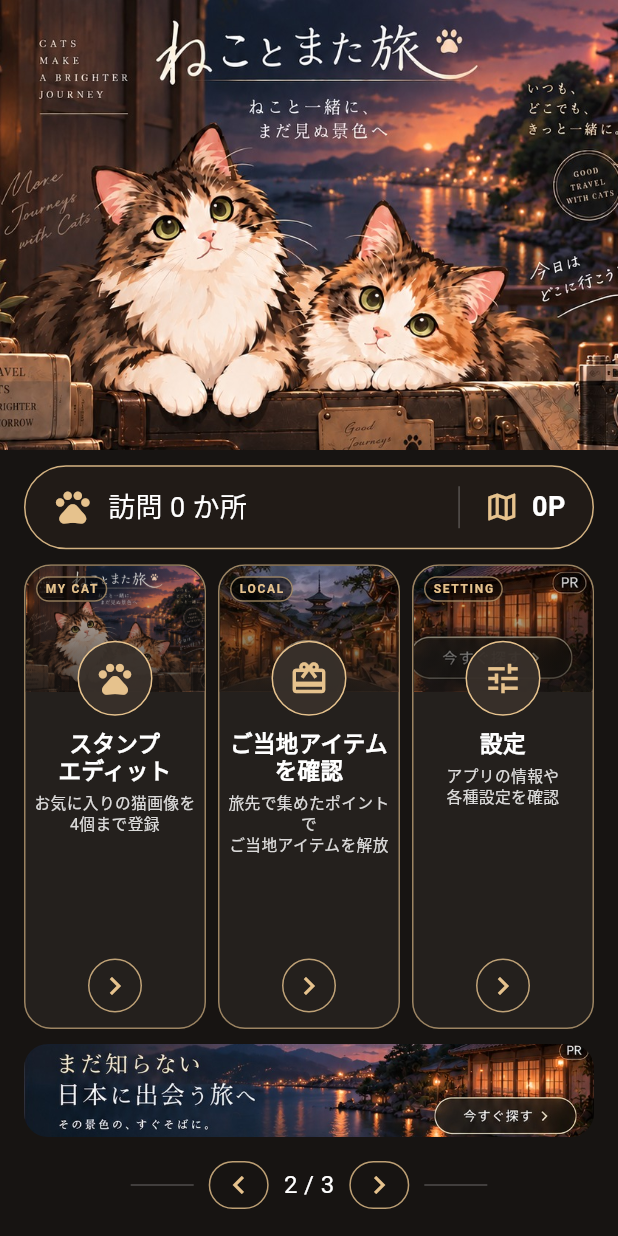
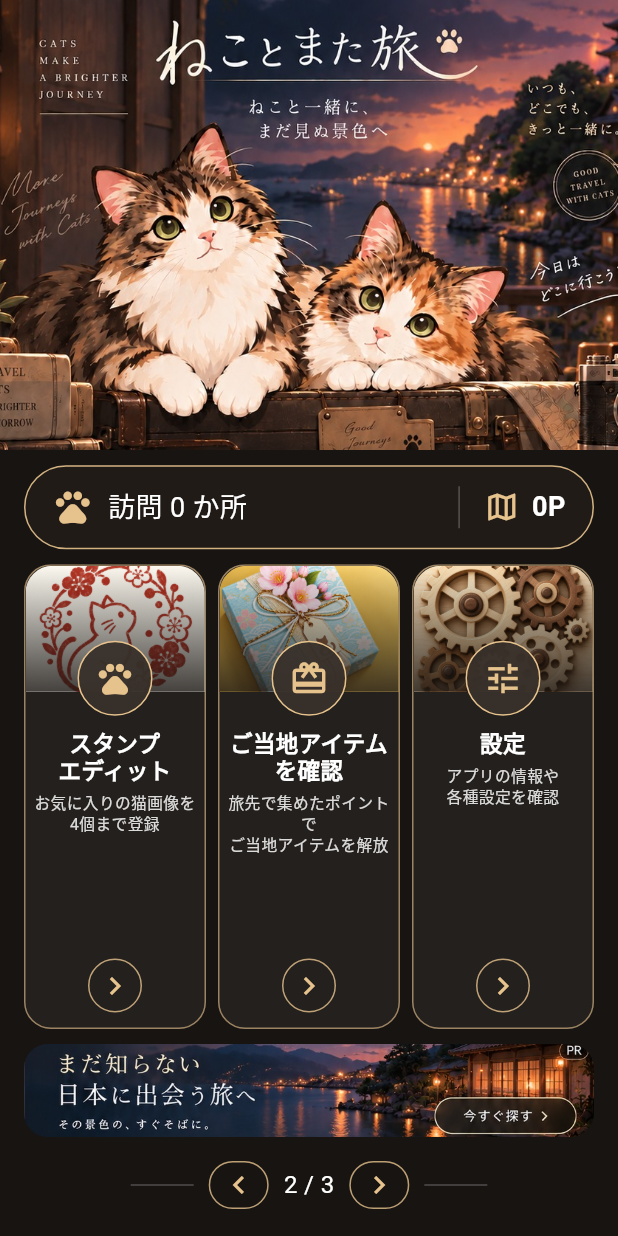
Before and after one commit to neconoteentertainment/nekotomatatabi, a Flutter app: the screen it shows after launch, after a tap on the "chevron right" icon, on a phone screen of 412 x 824 dp. Run offline on Flutter 3.47's test engine with Material 3 defaults, Android fonts, the phone set to English and light mode, and no system bars; our stand-ins replace camera, geolocator, image_picker, qr_flutter, shared_preferences; missing offline and left inert: gal, mobile_scanner.

Commit message:
ねことまたたび

```diff
--- a/lib/main.dart
+++ b/lib/main.dart
@@ -4,6 +4,7 @@ import 'package:flutter/services.dart';
 import 'screens/home_screen.dart';
 import 'services/app_repository.dart';
 import 'services/storage_service.dart';
+import 'widgets/app_scaffold.dart';
 
 Future<void> main() async {
   WidgetsFlutterBinding.ensureInitialized();
@@ -19,14 +20,57 @@ class NekotoMataTabiApp extends StatelessWidget {
 
   @override
   Widget build(BuildContext context) {
-    final scheme = ColorScheme.fromSeed(seedColor: const Color(0xFFCE765C), brightness: Brightness.light);
+    final scheme = ColorScheme.fromSeed(
+      seedColor: AppScaffold.gold,
+      brightness: Brightness.dark,
+    );
     return MaterialApp(
       title: 'ねことまた旅',
       debugShowCheckedModeBanner: false,
       theme: ThemeData(
         colorScheme: scheme,
+        scaffoldBackgroundColor: AppScaffold.background,
+        appBarTheme: const AppBarTheme(
+          backgroundColor: AppScaffold.background,
+          foregroundColor: Colors.white,
+          surfaceTintColor: Colors.transparent,
+        ),
+        cardTheme: CardThemeData(
+          color: AppScaffold.panel,
+          surfaceTintColor: Colors.transparent,
+          shape: RoundedRectangleBorder(
+            borderRadius: BorderRadius.circular(18),
+            side: BorderSide(color: AppScaffold.gold.withValues(alpha: .38)),
+          ),
+        ),
+        dialogTheme: DialogThemeData(
+          backgroundColor: AppScaffold.panel,
+          surfaceTintColor: Colors.transparent,
+          shape: RoundedRectangleBorder(
+            borderRadius: BorderRadius.circular(20),
+            side: BorderSide(color: AppScaffold.gold.withValues(alpha: .45)),
+          ),
+        ),
+        inputDecorationTheme: InputDecorationTheme(
+          border: OutlineInputBorder(borderRadius: BorderRadius.circular(14)),
+          enabledBorder: OutlineInputBorder(
+            borderRadius: BorderRadius.circular(14),
+            borderSide: BorderSide(color: AppScaffold.gold.withValues(alpha: .45)),
+          ),
+          focusedBorder: const OutlineInputBorder(
+            borderSide: BorderSide(color: AppScaffold.gold, width: 1.5),
+          ),
+        ),
+        filledButtonTheme: FilledButtonThemeData(
+          style: FilledButton.styleFrom(
+            backgroundColor: AppScaffold.gold,
+            foregroundColor: const Color(0xFF241C17),
+          ),
+        ),
+        textButtonTheme: TextButtonThemeData(
+          style: TextButton.styleFrom(foregroundColor: AppScaffold.gold),
+        ),
         useMaterial3: true,
-        inputDecorationTheme: const InputDecorationTheme(border: OutlineInputBorder()),
       ),
       home: HomeScreen(repository: repository),
     );
--- a/lib/screens/home_screen.dart
+++ b/lib/screens/home_screen.dart
@@ -112,30 +112,27 @@ class _HomeScreenState extends State<HomeScreen> {
                             _MenuPage.cards(
                               cards: [
                                 _HomeCardData(
-                                  image: 'assets/home/hero.jpg',
-                                  imageAlignment: const Alignment(0, -0.15),
+                                  image: 'assets/home/card_stamp.png',
+                                  imageAlignment: Alignment.center,
                                   icon: Icons.pets,
                                   title: 'スタンプ\nエディット',
                                   subtitle: 'お気に入りの猫画像を\n4個まで登録',
-                                  badge: 'MY CAT',
                                   onTap: () => _push(StampEditorScreen(repository: repository)),
                                 ),
                                 _HomeCardData(
-                                  image: 'assets/home/card_record.jpg',
-                                  imageAlignment: Alignment.topCenter,
+                                  image: 'assets/home/card_local.png',
+                                  imageAlignment: Alignment.center,
                                   icon: Icons.card_giftcard_outlined,
                                   title: 'ご当地アイテム\nを確認',
                                   subtitle: '旅先で集めたポイントで\nご当地アイテムを解放',
-                                  badge: 'LOCAL',
                                   onTap: () => _push(ItemScreen(repository: repository)),
                                 ),
                                 _HomeCardData(
-                                  image: 'assets/home/ad_banner.jpg',
-                                  imageAlignment: Alignment.centerRight,
+                                  image: 'assets/home/card_settings.png',
+                                  imageAlignment: Alignment.center,
                                   icon: Icons.tune,
                                   title: '設定',
                                   subtitle: 'アプリの情報や\n各種設定を確認',
-                                  badge: 'SETTING',
                                   onTap: () => _push(const SettingsScreen()),
                                 ),
                               ],
@@ -144,7 +141,7 @@ class _HomeScreenState extends State<HomeScreen> {
                               cards: [
                                 _HomeFeatureCard(
                                   data: _HomeCardData(
-                                    image: 'assets/home/card_history.jpg',
+                                    image: 'assets/home/card_help.png',
                                     icon: Icons.help_outline,
                                     title: 'アプリの\n使用方法',
                                     subtitle: 'ねことまた旅の\n使い方を見る',
@@ -156,7 +153,7 @@ class _HomeScreenState extends State<HomeScreen> {
                                 ),
                                 _HomeFeatureCard(
                                   data: _HomeCardData(
-                                    image: 'assets/home/card_record.jpg',
+                                    image: 'assets/home/card_hp.png',
                                     icon: Icons.public,
                                     title: '制作者のHP',
                                     subtitle: '最新情報を\n確認する',
@@ -344,30 +341,6 @@ class _HomeFeatureCard extends StatelessWidget {
                               ),
                             ),
                           ),
-                          if (data.badge != null)
-                            Positioned(
-                              left: 7,
-                              top: 7,
-                              child: DecoratedBox(
-                                decoration: BoxDecoration(
-                                  color: Colors.black54,
-                                  borderRadius: BorderRadius.circular(10),
-                                  border: Border.all(color: _HomeScreenState._gold.withOpacity(.6)),
-                                ),
-                                child: Padding(
-                                  padding: const EdgeInsets.symmetric(horizontal: 6, vertical: 3),
-                                  child: Text(
-                                    data.badge!,
-                                    style: const TextStyle(
-                                      color: _HomeScreenState._gold,
-                                      fontSize: 8,
-                                      letterSpacing: 1.1,
-                                      fontWeight: FontWeight.w700,
-                                    ),
-                                  ),
-                                ),
-                              ),
-                            ),
                           Align(
                             alignment: Alignment.bottomCenter,
                             child: Transform.translate(
@@ -506,17 +479,29 @@ class _HelpDialog extends StatelessWidget {
   const _HelpDialog();
   @override
   Widget build(BuildContext context) => AlertDialog(
-        title: const Text('使い方'),
+        backgroundColor: const Color(0xFF241F1C),
+        surfaceTintColor: Colors.transparent,
+        shape: RoundedRectangleBorder(
+          borderRadius: BorderRadius.circular(20),
+          side: BorderSide(color: _HomeScreenState._gold.withOpacity(.55)),
+        ),
+        title: const Text('アプリの使用方法', style: TextStyle(color: Colors.white)),
         content: const SingleChildScrollView(
           child: Text(
-            '1. 「旅の思い出を記録する」で現在地を取得します。\n'
-            '2. 周辺候補から訪問した場所を登録します。\n'
-            '3. 「写真を撮る」で猫スタンプや文字を複数重ねて撮影できます。\n'
-            '4. スタンプは「スタンプエディット」で4個まで登録できます。\n'
-            '5. 「旅の予定」で1日のスケジュールを作成し、QRコードで共有できます。\n'
+            '1. 「旅の思い出を記録する」で現在地を取得します。\n\n'
+            '2. 周辺候補から訪問した場所を登録します。\n\n'
+            '3. 「写真を撮る」で猫スタンプや文字を複数重ねて撮影できます。\n\n'
+            '4. スタンプは「スタンプエディット」で4個まで登録できます。\n\n'
+            '5. 「旅の予定」で1日のスケジュールを作成し、QRコードで共有できます。\n\n'
             '6. 「旅の思い出を振り返る」で一覧・都道府県・年月から確認できます。',
+            style: TextStyle(color: Colors.white70, height: 1.55),
           ),
         ),
-        actions: [TextButton(onPressed: () => Navigator.pop(context), child: const Text('閉じる'))],
+        actions: [
+          TextButton(
+            onPressed: () => Navigator.pop(context),
+            child: const Text('閉じる', style: TextStyle(color: _HomeScreenState._gold)),
+          ),
+        ],
       );
 }
--- a/pubspec.yaml
+++ b/pubspec.yaml
@@ -1,7 +1,7 @@
 name: nekotomatatabi
 description: ねことまた旅 - 猫と一緒に旅した気分で思い出を残す旅行記録アプリ
 publish_to: 'none'
-version: 0.5.0+5
+version: 0.6.0+6
 
 environment:
   sdk: '>=3.4.0 <4.0.0'
```
Also changed, not shown: lib/screens/camera_screen.dart (+34 -8 lines), lib/screens/history_screen.dart (+1 -9 lines), lib/widgets/app_scaffold.dart (+34 -7 lines), #U83eb#Uff6e#U8c41#Uff63#U8700#U30fb#Uff6e#Uff79_20260916.txt (renamed from 菫ｮ豁｣蜀・ｮｹ_20260916.txt), assets/home/card_help.png (added), assets/home/card_hp.png (added), assets/home/card_local.png (added), assets/home/card_settings.png (added), assets/home/card_stamp.png (added), 7 other files.
